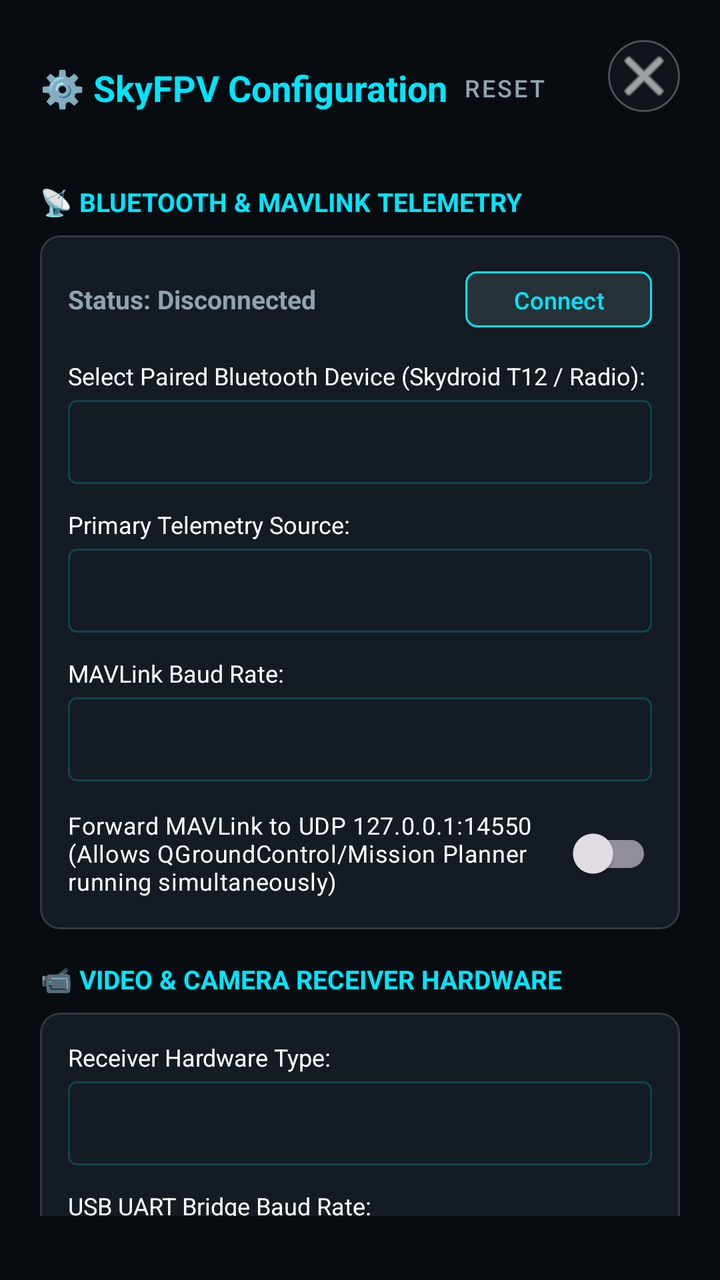
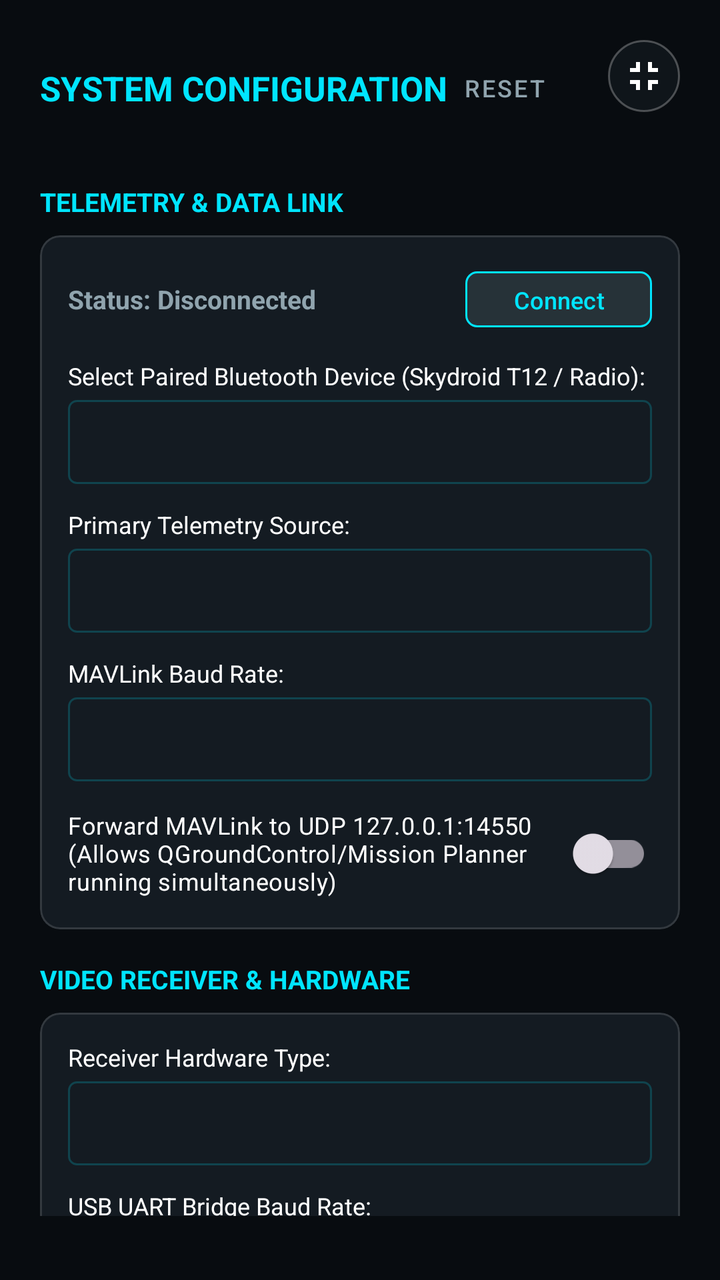

An Android layout rendered at two revisions. The XML below is the earlier revision; the diff shows what the commit changed to produce the second picture.
<!-- AndroidManifest.xml: application theme Theme.SkyFPV -->
<!-- res/layout/bottom_sheet_settings.xml -->
<?xml version="1.0" encoding="utf-8"?>
<androidx.core.widget.NestedScrollView xmlns:android="http://schemas.android.com/apk/res/android"
    xmlns:app="http://schemas.android.com/apk/res-auto"
    android:layout_width="match_parent"
    android:layout_height="wrap_content"
    android:background="@color/fpv_bg_dark"
    android:paddingBottom="32dp">

    <LinearLayout
        android:layout_width="match_parent"
        android:layout_height="wrap_content"
        android:orientation="vertical"
        android:padding="20dp">

        
        <RelativeLayout
            android:layout_width="match_parent"
            android:layout_height="wrap_content"
            android:layout_marginBottom="16dp">

            <TextView
                android:layout_width="wrap_content"
                android:layout_height="wrap_content"
                android:layout_centerVertical="true"
                android:text="⚙️ SkyFPV Configuration"
                android:textColor="@color/fpv_cyan"
                android:textSize="18sp"
                android:textStyle="bold" />

            <LinearLayout
                android:layout_width="wrap_content"
                android:layout_height="wrap_content"
                android:layout_alignParentEnd="true"
                android:orientation="horizontal">

                <com.google.android.material.button.MaterialButton
                    android:id="@+id/btn_reset_defaults"
                    style="@style/Widget.MaterialComponents.Button.TextButton"
                    android:layout_width="wrap_content"
                    android:layout_height="wrap_content"
                    android:text="Reset"
                    android:textColor="@color/fpv_text_secondary"
                    android:textSize="12sp" />

                <ImageButton
                    android:id="@+id/btn_close_settings"
                    android:layout_width="36dp"
                    android:layout_height="36dp"
                    android:layout_marginStart="8dp"
                    android:background="@drawable/bg_control_button"
                    android:contentDescription="Close"
                    android:src="@android:drawable/ic_menu_close_clear_cancel"
                    app:tint="@color/fpv_text_primary" />
            </LinearLayout>
        </RelativeLayout>

        
        <TextView
            android:layout_width="match_parent"
            android:layout_height="wrap_content"
            android:layout_marginTop="8dp"
            android:layout_marginBottom="8dp"
            android:text="📡 BLUETOOTH &amp; MAVLINK TELEMETRY"
            android:textColor="@color/fpv_cyan"
            android:textSize="13sp"
            android:textStyle="bold" />

        <com.google.android.material.card.MaterialCardView
            android:layout_width="match_parent"
            android:layout_height="wrap_content"
            android:layout_marginBottom="16dp"
            app:cardBackgroundColor="@color/fpv_control_bg"
            app:cardCornerRadius="10dp"
            app:strokeColor="#22FFFFFF"
            app:strokeWidth="1dp">

            <LinearLayout
                android:layout_width="match_parent"
                android:layout_height="wrap_content"
                android:orientation="vertical"
                android:padding="14dp">

                
                <LinearLayout
                    android:layout_width="match_parent"
                    android:layout_height="wrap_content"
                    android:gravity="center_vertical"
                    android:orientation="horizontal">

                    <TextView
                        android:id="@+id/tv_bt_status_badge"
                        android:layout_width="0dp"
                        android:layout_height="wrap_content"
                        android:layout_weight="1"
                        android:text="Status: Disconnected"
                        android:textColor="@color/fpv_text_secondary"
                        android:textSize="13sp"
                        android:textStyle="bold" />

                    <com.google.android.material.button.MaterialButton
                        android:id="@+id/btn_bt_connect_toggle"
                        android:layout_width="wrap_content"
                        android:layout_height="36dp"
                        android:backgroundTint="@color/fpv_button_normal"
                        android:text="Connect"
                        android:textColor="@color/fpv_cyan"
                        android:textSize="12sp"
                        app:cornerRadius="6dp"
                        app:strokeColor="@color/fpv_cyan"
                        app:strokeWidth="1dp" />
                </LinearLayout>

                
                <TextView
                    android:layout_width="wrap_content"
                    android:layout_height="wrap_content"
                    android:layout_marginTop="12dp"
                    android:text="Select Paired Bluetooth Device (Skydroid T12 / Radio):"
                    android:textColor="@color/fpv_text_primary"
                    android:textSize="12sp" />

                <Spinner
                    android:id="@+id/spinner_bt_devices"
                    android:layout_width="match_parent"
                    android:layout_height="42dp"
                    android:layout_marginTop="4dp"
                    android:background="@drawable/bg_osd_badge"
                    android:paddingStart="8dp"
                    android:paddingEnd="8dp" />

                
                <TextView
                    android:layout_width="wrap_content"
                    android:layout_height="wrap_content"
                    android:layout_marginTop="12dp"
                    android:text="Primary Telemetry Source:"
                    android:textColor="@color/fpv_text_primary"
                    android:textSize="12sp" />

                <Spinner
                    android:id="@+id/spinner_telemetry_source"
                    android:layout_width="match_parent"
                    android:layout_height="42dp"
                    android:layout_marginTop="4dp"
                    android:background="@drawable/bg_osd_badge"
                    android:paddingStart="8dp"
                    android:paddingEnd="8dp" />

                
                <TextView
                    android:layout_width="wrap_content"
                    android:layout_height="wrap_content"
                    android:layout_marginTop="12dp"
                    android:text="MAVLink Baud Rate:"
                    android:textColor="@color/fpv_text_primary"
                    android:textSize="12sp" />

                <Spinner
                    android:id="@+id/spinner_telemetry_baud"
                    android:layout_width="match_parent"
                    android:layout_height="42dp"
                    android:layout_marginTop="4dp"
                    android:background="@drawable/bg_osd_badge"
                    android:paddingStart="8dp"
                    android:paddingEnd="8dp" />

                
                <com.google.android.material.switchmaterial.SwitchMaterial
                    android:id="@+id/switch_forward_udp"
                    android:layout_width="match_parent"
                    android:layout_height="wrap_content"
                    android:layout_marginTop="12dp"
                    android:text="Forward MAVLink to UDP 127.0.0.1:14550\n(Allows QGroundControl/Mission Planner running simultaneously)"
                    android:textColor="@color/fpv_text_primary"
                    android:textSize="12sp"
                    app:useMaterialThemeColors="true" />
            </LinearLayout>
        </com.google.android.material.card.MaterialCardView>

        
        <TextView
            android:layout_width="match_parent"
            android:layout_height="wrap_content"
            android:layout_marginBottom="8dp"
            android:text="📹 VIDEO &amp; CAMERA RECEIVER HARDWARE"
            android:textColor="@color/fpv_cyan"
            android:textSize="13sp"
            android:textStyle="bold" />

        <com.google.android.material.card.MaterialCardView
            android:layout_width="match_parent"
            android:layout_height="wrap_content"
            android:layout_marginBottom="16dp"
            app:cardBackgroundColor="@color/fpv_control_bg"
            app:cardCornerRadius="10dp"
            app:strokeColor="#22FFFFFF"
            app:strokeWidth="1dp">

            <LinearLayout
                android:layout_width="match_parent"
                android:layout_height="wrap_content"
                android:orientation="vertical"
                android:padding="14dp">

                
                <TextView
                    android:layout_width="wrap_content"
                    android:layout_height="wrap_content"
                    android:text="Receiver Hardware Type:"
                    android:textColor="@color/fpv_text_primary"
                    android:textSize="12sp" />

                <Spinner
                    android:id="@+id/spinner_receiver_type"
                    android:layout_width="match_parent"
                    android:layout_height="42dp"
                    android:layout_marginTop="4dp"
                    android:background="@drawable/bg_osd_badge"
                    android:paddingStart="8dp"
                    android:paddingEnd="8dp" />

                
                <TextView
                    android:layout_width="wrap_content"
                    android:layout_height="wrap_content"
                    android:layout_marginTop="12dp"
                    android:text="USB UART Bridge Baud Rate:"
                    android:textColor="@color/fpv_text_primary"
                    android:textSize="12sp" />

                <Spinner
                    android:id="@+id/spinner_usb_baud"
                    android:layout_width="match_parent"
                    android:layout_height="42dp"
                    android:layout_marginTop="4dp"
                    android:background="@drawable/bg_osd_badge"
                    android:paddingStart="8dp"
                    android:paddingEnd="8dp" />

                
                <TextView
                    android:layout_width="wrap_content"
                    android:layout_height="wrap_content"
                    android:layout_marginTop="12dp"
                    android:text="Latency Buffer Profile:"
                    android:textColor="@color/fpv_text_primary"
                    android:textSize="12sp" />

                <Spinner
                    android:id="@+id/spinner_latency_profile"
                    android:layout_width="match_parent"
                    android:layout_height="42dp"
                    android:layout_marginTop="4dp"
                    android:background="@drawable/bg_osd_badge"
                    android:paddingStart="8dp"
                    android:paddingEnd="8dp" />
            </LinearLayout>
        </com.google.android.material.card.MaterialCardView>

        
        <TextView
            android:layout_width="match_parent"
            android:layout_height="wrap_content"
            android:layout_marginBottom="8dp"
            android:text="🗺️ MAP &amp; FLIGHT NAVIGATION"
            android:textColor="@color/fpv_cyan"
            android:textSize="13sp"
            android:textStyle="bold" />

        <com.google.android.material.card.MaterialCardView
            android:layout_width="match_parent"
            android:layout_height="wrap_content"
            android:layout_marginBottom="16dp"
            app:cardBackgroundColor="@color/fpv_control_bg"
            app:cardCornerRadius="10dp"
            app:strokeColor="#22FFFFFF"
            app:strokeWidth="1dp">

            <LinearLayout
                android:layout_width="match_parent"
                android:layout_height="wrap_content"
                android:orientation="vertical"
                android:padding="14dp">

                <TextView
                    android:layout_width="wrap_content"
                    android:layout_height="wrap_content"
                    android:text="Default Map Layer:"
                    android:textColor="@color/fpv_text_primary"
                    android:textSize="12sp" />

                <Spinner
                    android:id="@+id/spinner_map_layer"
                    android:layout_width="match_parent"
                    android:layout_height="42dp"
                    android:layout_marginTop="4dp"
                    android:background="@drawable/bg_osd_badge"
                    android:paddingStart="8dp"
                    android:paddingEnd="8dp" />

                <com.google.android.material.switchmaterial.SwitchMaterial
                    android:id="@+id/switch_map_auto_follow"
                    android:layout_width="match_parent"
                    android:layout_height="wrap_content"
                    android:layout_marginTop="8dp"
                    android:text="Auto-Follow Drone on Map"
                    android:textColor="@color/fpv_text_primary"
                    android:textSize="12sp" />

                <com.google.android.material.switchmaterial.SwitchMaterial
                    android:id="@+id/switch_map_trail"
                    android:layout_width="match_parent"
                    android:layout_height="wrap_content"
                    android:layout_marginTop="6dp"
                    android:text="Show Live Flight Path Breadcrumbs"
                    android:textColor="@color/fpv_text_primary"
                    android:textSize="12sp" />

                <com.google.android.material.switchmaterial.SwitchMaterial
                    android:id="@+id/switch_map_home_bearing"
                    android:layout_width="match_parent"
                    android:layout_height="wrap_content"
                    android:layout_marginTop="6dp"
                    android:text="Show Home Point &amp; Return Bearing Line"
                    android:textColor="@color/fpv_text_primary"
                    android:textSize="12sp" />
            </LinearLayout>
        </com.google.android.material.card.MaterialCardView>

        
        <TextView
            android:layout_width="match_parent"
            android:layout_height="wrap_content"
            android:layout_marginBottom="8dp"
            android:text="🔴 DVR FLIGHT RECORDING"
            android:textColor="@color/fpv_cyan"
            android:textSize="13sp"
            android:textStyle="bold" />

        <com.google.android.material.card.MaterialCardView
            android:layout_width="match_parent"
            android:layout_height="wrap_content"
            app:cardBackgroundColor="@color/fpv_control_bg"
            app:cardCornerRadius="10dp"
            app:strokeColor="#22FFFFFF"
            app:strokeWidth="1dp">

            <LinearLayout
                android:layout_width="match_parent"
                android:layout_height="wrap_content"
                android:orientation="vertical"
                android:padding="14dp">

                <com.google.android.material.switchmaterial.SwitchMaterial
                    android:id="@+id/switch_dvr_audio"
                    android:layout_width="match_parent"
                    android:layout_height="wrap_content"
                    android:text="Record Cockpit Audio (Microphone) with Flight Video"
                    android:textColor="@color/fpv_text_primary"
                    android:textSize="12sp" />
            </LinearLayout>
        </com.google.android.material.card.MaterialCardView>

    </LinearLayout>
</androidx.core.widget.NestedScrollView>
<!-- resources referenced by this layout -->
<resources>
  <color name="fpv_bg_dark">#080C10</color>
  <color name="fpv_button_normal">#263238</color>
  <color name="fpv_control_bg">#141B22</color>
  <color name="fpv_cyan">#00E5FF</color>
  <color name="fpv_text_primary">#FFFFFF</color>
  <color name="fpv_text_secondary">#90A4AE</color>
  <!-- drawable bg_control_button (drawable) -->
  <?xml version="1.0" encoding="utf-8"?>
  <ripple xmlns:android="http://schemas.android.com/apk/res/android"
      android:color="#3300E5FF">
      <item>
          <shape android:shape="oval">
              <solid android:color="@color/fpv_surface_translucent" />
              <stroke
                  android:width="1dp"
                  android:color="#44FFFFFF" />
              <size
                  android:width="48dp"
                  android:height="48dp" />
          </shape>
      </item>
  </ripple>
  <!-- drawable bg_osd_badge (drawable) -->
  <?xml version="1.0" encoding="utf-8"?>
  <shape xmlns:android="http://schemas.android.com/apk/res/android"
      android:shape="rectangle">
      <solid android:color="@color/fpv_surface_translucent" />
      <stroke
          android:width="1dp"
          android:color="#3300E5FF" />
      <corners android:radius="4dp" />
      <padding
          android:bottom="3dp"
          android:left="6dp"
          android:right="6dp"
          android:top="3dp" />
  </shape>
  <style name="Theme.SkyFPV" parent="Theme.Material3.Dark.NoActionBar">
          
          <item name="colorPrimary">@color/fpv_cyan</item>
          <item name="colorSecondary">@color/fpv_green</item>
          <item name="android:statusBarColor">@color/fpv_bg_dark</item>
          <item name="android:navigationBarColor">@color/fpv_bg_dark</item>
          <item name="android:windowBackground">@color/fpv_bg_dark</item>
      </style>
  <color name="fpv_surface_translucent">#99141B22</color>
  <color name="fpv_green">#00E676</color>
</resources>

<!-- the commit's change to res/layout/bottom_sheet_settings.xml (unified diff, before → after) -->
@@ -22,9 +22,9 @@
                 android:layout_width="wrap_content"
                 android:layout_height="wrap_content"
                 android:layout_centerVertical="true"
-                android:text="⚙️ SkyFPV Configuration"
+                android:text="SYSTEM CONFIGURATION"
                 android:textColor="@color/fpv_cyan"
-                android:textSize="18sp"
+                android:textSize="17sp"
                 android:textStyle="bold" />
 
             <LinearLayout
@@ -38,7 +38,7 @@
                     style="@style/Widget.MaterialComponents.Button.TextButton"
                     android:layout_width="wrap_content"
                     android:layout_height="wrap_content"
-                    android:text="Reset"
+                    android:text="RESET"
                     android:textColor="@color/fpv_text_secondary"
                     android:textSize="12sp" />
 
@@ -49,7 +49,7 @@
                     android:layout_marginStart="8dp"
                     android:background="@drawable/bg_control_button"
                     android:contentDescription="Close"
-                    android:src="@android:drawable/ic_menu_close_clear_cancel"
+                    android:src="@drawable/ic_fullscreen_exit"
                     app:tint="@color/fpv_text_primary" />
             </LinearLayout>
         </RelativeLayout>
@@ -60,7 +60,7 @@
             android:layout_height="wrap_content"
             android:layout_marginTop="8dp"
             android:layout_marginBottom="8dp"
-            android:text="📡 BLUETOOTH &amp; MAVLINK TELEMETRY"
+            android:text="TELEMETRY &amp; DATA LINK"
             android:textColor="@color/fpv_cyan"
             android:textSize="13sp"
             android:textStyle="bold" />
@@ -182,7 +182,7 @@
             android:layout_width="match_parent"
             android:layout_height="wrap_content"
             android:layout_marginBottom="8dp"
-            android:text="📹 VIDEO &amp; CAMERA RECEIVER HARDWARE"
+            android:text="VIDEO RECEIVER &amp; HARDWARE"
             android:textColor="@color/fpv_cyan"
             android:textSize="13sp"
             android:textStyle="bold" />
@@ -262,7 +262,7 @@
             android:layout_width="match_parent"
             android:layout_height="wrap_content"
             android:layout_marginBottom="8dp"
-            android:text="🗺️ MAP &amp; FLIGHT NAVIGATION"
+            android:text="MAP &amp; SPATIAL NAVIGATION"
             android:textColor="@color/fpv_cyan"
             android:textSize="13sp"
             android:textStyle="bold" />
@@ -332,7 +332,7 @@
             android:layout_width="match_parent"
             android:layout_height="wrap_content"
             android:layout_marginBottom="8dp"
-            android:text="🔴 DVR FLIGHT RECORDING"
+            android:text="DIGITAL VIDEO RECORDER (DVR)"
             android:textColor="@color/fpv_cyan"
             android:textSize="13sp"
             android:textStyle="bold" />
<!-- resource entries referenced after the edit -->
@@ -37,6 +37,16 @@
           android:right="6dp"
           android:top="3dp" />
   </shape>
+  <!-- drawable ic_fullscreen_exit (drawable) -->
+  <vector xmlns:android="http://schemas.android.com/apk/res/android"
+      android:width="24dp"
+      android:height="24dp"
+      android:viewportWidth="24"
+      android:viewportHeight="24">
+    <path
+        android:fillColor="#FFFFFFFF"
+        android:pathData="M5,16h3v3h2v-5H5v2zm3,-8H5v2h5V5H8v3zm6,11h2v-3h3v-2h-5v5zm2,-14v3h3v2h-5V5h0z"/>
+  </vector>
   <style name="Theme.SkyFPV" parent="Theme.Material3.Dark.NoActionBar">
           
           <item name="colorPrimary">@color/fpv_cyan</item>
